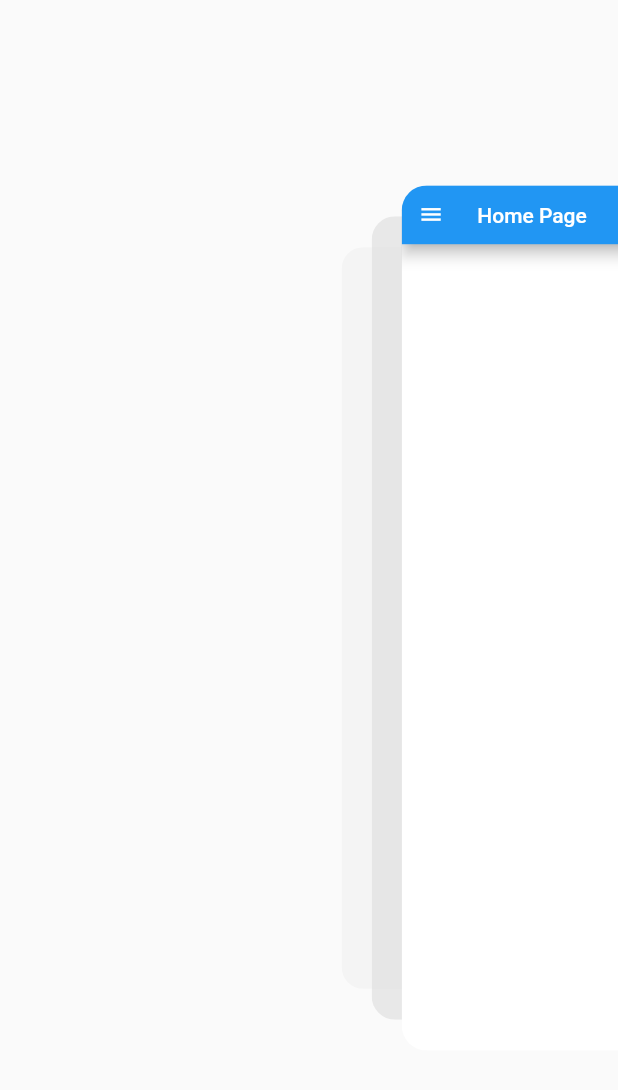
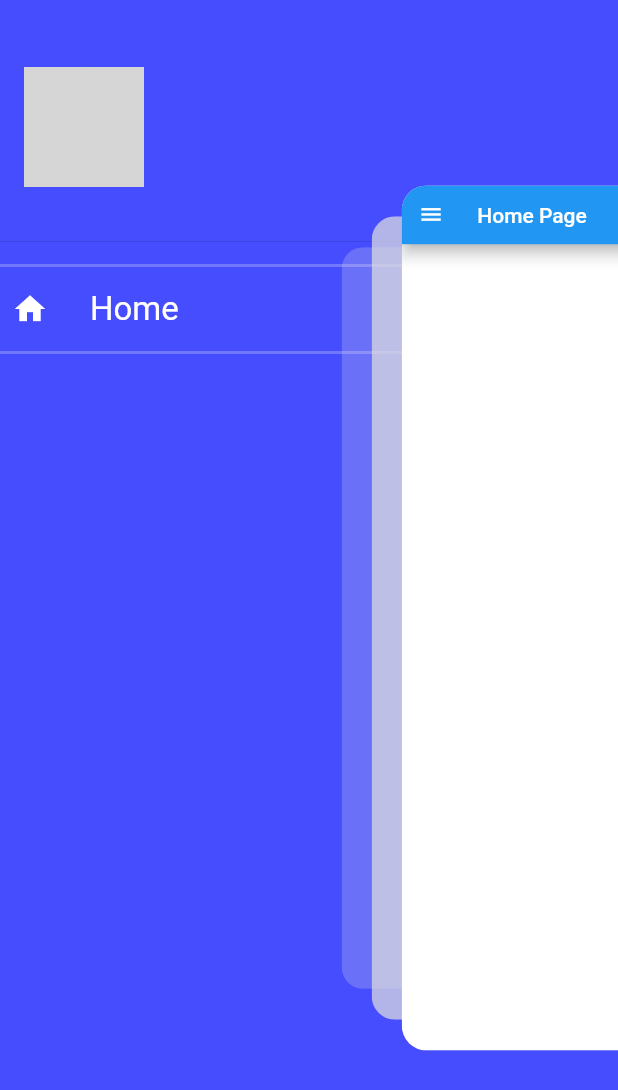
Before and after one commit to aprxty3/zoom_drawer_navigator, a Flutter app: the screen it shows after launch, after a tap on the "menu" icon, on a phone screen of 412 x 824 dp. Shown: the top 1090 px of the screen. Run offline on Flutter 3.47's test engine with Material 2 defaults, Android fonts, the phone set to English and light mode, and no system bars; drawn by our look-alikes of flutter_zoom_drawer; network calls fail; grey boxes are pictures that could not be loaded.

Commit message:
create menu in drawer

```diff
--- a/lib/pages/menu_page.dart
+++ b/lib/pages/menu_page.dart
@@ -1,12 +1,57 @@
 import 'package:flutter/material.dart';
 
 class MenuPage extends StatelessWidget {
-  const MenuPage({ Key? key }) : super(key: key);
+  const MenuPage({Key? key}) : super(key: key);
 
   @override
   Widget build(BuildContext context) {
-    return Container(
-
+    return Scaffold(
+      backgroundColor: Color(0xff464dfe),
+      body: SafeArea(
+        child: Column(
+          children: [
+            DrawerHeader(
+              child: Row(
+                children: [
+                  CircleAvatar(
+                    backgroundImage: NetworkImage(
+                        'https://pbs.twimg.com/profile_images/1455185376876826625/s1AjSxph_400x400.jpg'),
+                    maxRadius: 40,
+                  ),
+                ],
+              ),
+            ),
+            Divider(thickness: 2, color: Colors.white24),
+            Padding(
+              padding: const EdgeInsets.all(8.0),
+              child: InkWell(
+                child: Row(
+                  children: const [
+                    Icon(
+                      Icons.home,
+                      color: Colors.white,
+                    ),
+                    SizedBox(
+                      width: 28,
+                    ),
+                    Text(
+                      'Home',
+                      style: TextStyle(
+                        color: Colors.white,
+                        fontSize: 22,
+                      ),
+                    )
+                  ],
+                ),
+              ),
+            ),
+            Divider(
+              thickness: 2,
+              color: Colors.white24,
+            ),
+          ],
+        ),
+      ),
     );
   }
 }
```
